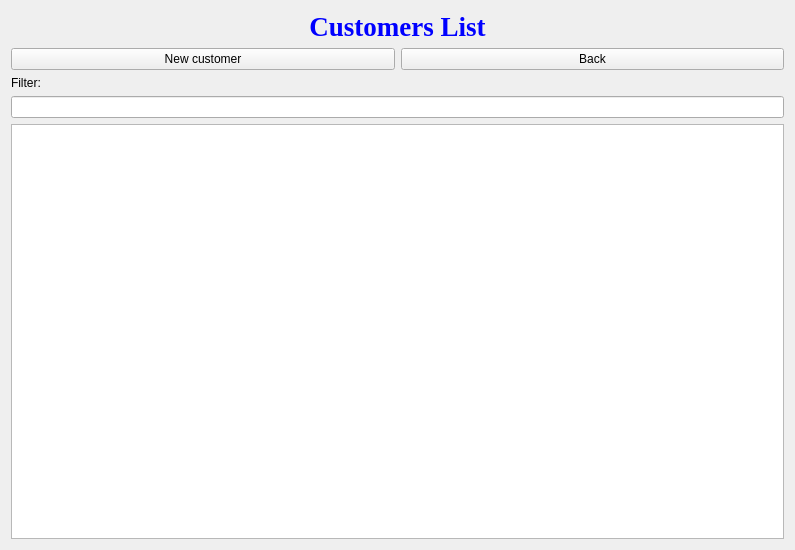
jonathansaetre/BankSystem, file customerlist.ui: the form before one commit.
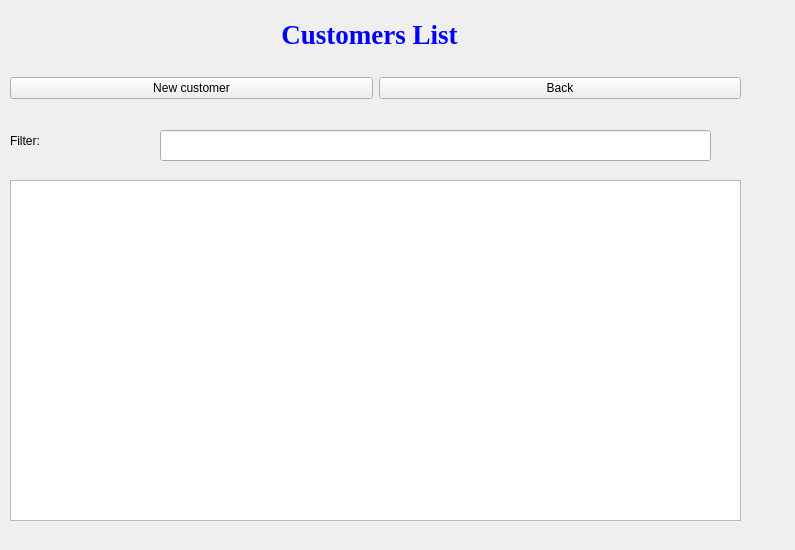
The form after the commit.

Commit message: fiksed customerList window

What changed in the file:
```diff
--- a/customerlist.ui
+++ b/customerlist.ui
@@ -25,9 +25,15 @@
   <property name="windowTitle">
    <string>Customer List</string>
   </property>
-  <layout class="QVBoxLayout" name="verticalLayout">
-   <item>
     <widget class="QLabel" name="label">
+   <property name="geometry">
+    <rect>
+     <x>9</x>
+     <y>9</y>
+     <width>721</width>
+     <height>51</height>
+    </rect>
+   </property>
      <property name="font">
       <font>
        <family>Times New Roman</family>
@@ -49,27 +55,15 @@
       <set>Qt::AlignCenter</set>
      </property>
     </widget>
-   </item>
-   <item>
-    <layout class="QHBoxLayout" name="horizontalLayout">
-     <item>
-      <widget class="QPushButton" name="buttonNewCustomer">
-       <property name="text">
-        <string>New customer</string>
-       </property>
-      </widget>
-     </item>
-     <item>
-      <widget class="QPushButton" name="buttonBack">
-       <property name="text">
-        <string>Back</string>
-       </property>
-      </widget>
-     </item>
-    </layout>
-   </item>
-   <item>
     <widget class="QLabel" name="label_2">
+   <property name="geometry">
+    <rect>
+     <x>10</x>
+     <y>120</y>
+     <width>831</width>
+     <height>41</height>
+    </rect>
+   </property>
      <property name="minimumSize">
       <size>
        <width>777</width>
@@ -80,14 +74,52 @@
       <string>Filter:</string>
      </property>
     </widget>
-   </item>
+  <widget class="QLineEdit" name="textSearchEdit">
+   <property name="geometry">
+    <rect>
+     <x>160</x>
+     <y>130</y>
+     <width>551</width>
+     <height>31</height>
+    </rect>
+   </property>
+  </widget>
+  <widget class="QTreeView" name="custList">
+   <property name="geometry">
+    <rect>
+     <x>10</x>
+     <y>180</y>
+     <width>731</width>
+     <height>341</height>
+    </rect>
+   </property>
+  </widget>
+  <widget class="QWidget" name="">
+   <property name="geometry">
+    <rect>
+     <x>10</x>
+     <y>63</y>
+     <width>731</width>
+     <height>51</height>
+    </rect>
+   </property>
+   <layout class="QHBoxLayout" name="horizontalLayout">
    <item>
-    <widget class="QLineEdit" name="textSearchEdit"/>
+     <widget class="QPushButton" name="buttonNewCustomer">
+      <property name="text">
+       <string>New customer</string>
+      </property>
+     </widget>
    </item>
    <item>
-    <widget class="QTreeView" name="custList"/>
-   </item>
-  </layout>
+     <widget class="QPushButton" name="buttonBack">
+      <property name="text">
+       <string>Back</string>
+      </property>
+     </widget>
+    </item>
+   </layout>
+  </widget>
  </widget>
  <resources/>
  <connections/>
```
Lines whose indentation alone changed are shown as unchanged. The commit also changes 1 other file.
